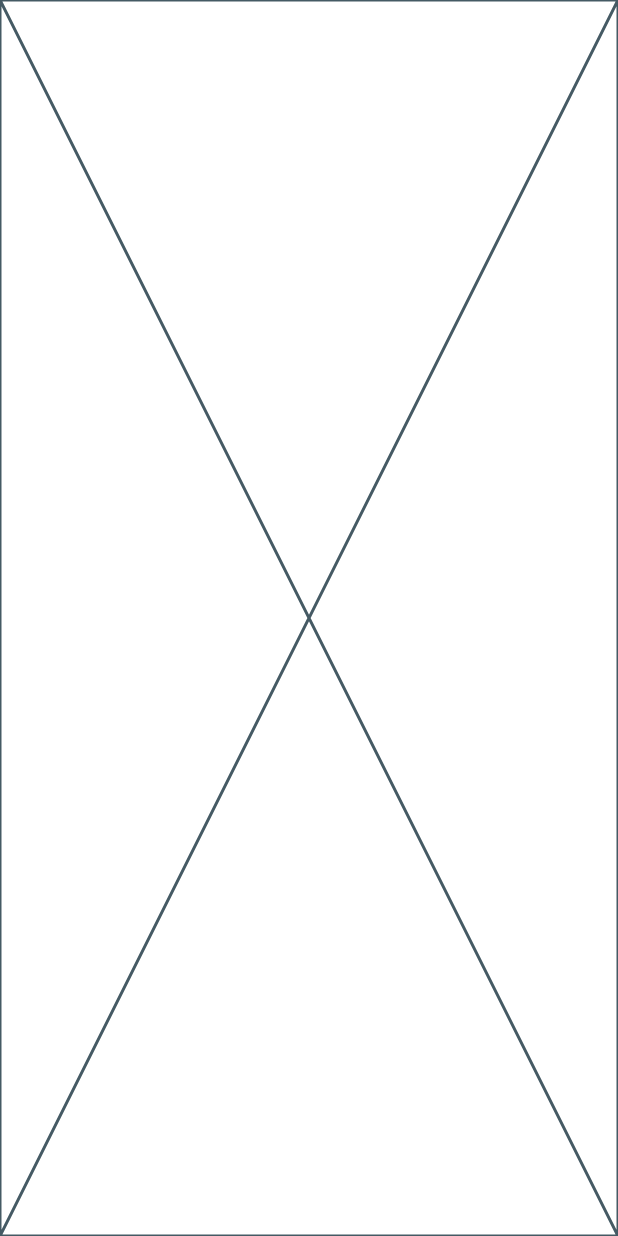
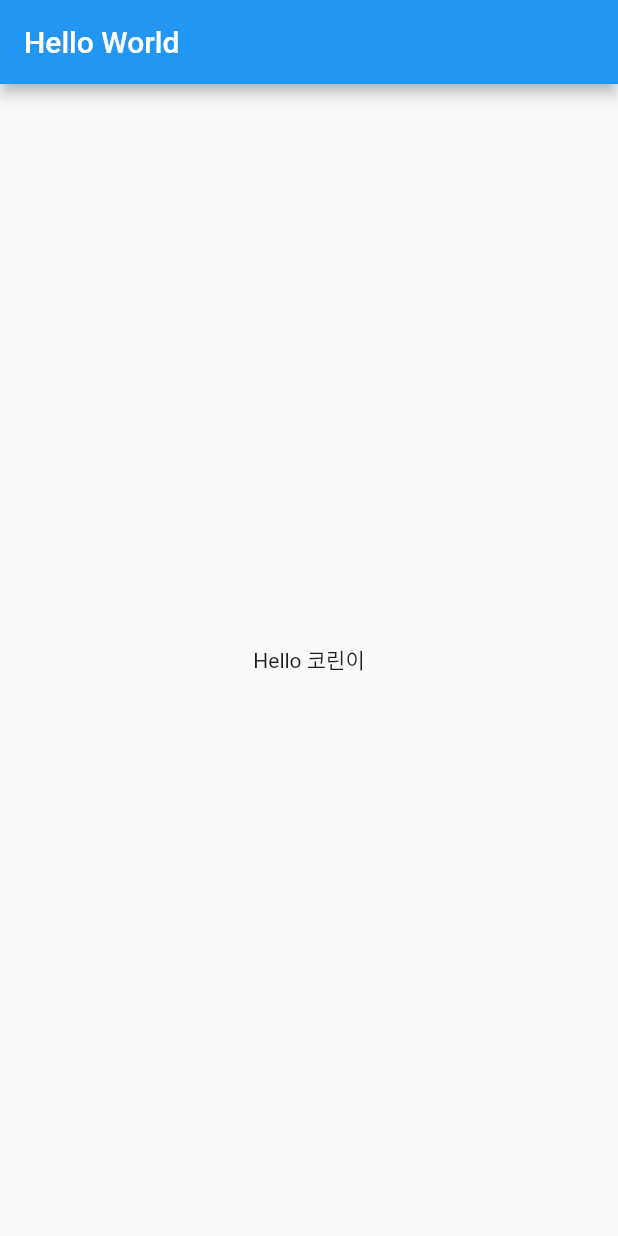
Before and after one commit to NalaJang/flutter_study, a Flutter app: the screen it shows after launch, on a phone screen of 412 x 824 dp. Run offline on Flutter 3.47's test engine with Material 2 defaults, Android fonts, the phone set to English and light mode, and no system bars; our stand-ins replace cloud_firestore, firebase_auth, firebase_core, firebase_storage, flutter_chat_bubble, flutter_local_notifications and 13 more; accounts and stored records are empty; generated files the repository leaves out were written again.

Commit message:
Localization 을 통해 text 보이기

```diff
--- a/localization_ex/lib/MyHomePage.dart
+++ b/localization_ex/lib/MyHomePage.dart
@@ -1,10 +1,23 @@
 import 'package:flutter/material.dart';
+import 'package:flutter_gen/gen_l10n/app_localizations.dart';
 
 class MyHomePage extends StatelessWidget {
   const MyHomePage({super.key});
 
   @override
   Widget build(BuildContext context) {
-    return const Placeholder();
+    return Scaffold(
+      appBar: AppBar(
+        title: Text(
+          AppLocalizations.of(context)!.helloWorld
+        ),
+      ),
+
+      body: Center(
+        child: Text(
+          AppLocalizations.of(context)!.hello('코린이')
+        ),
+      ),
+    );
   }
 }
```
